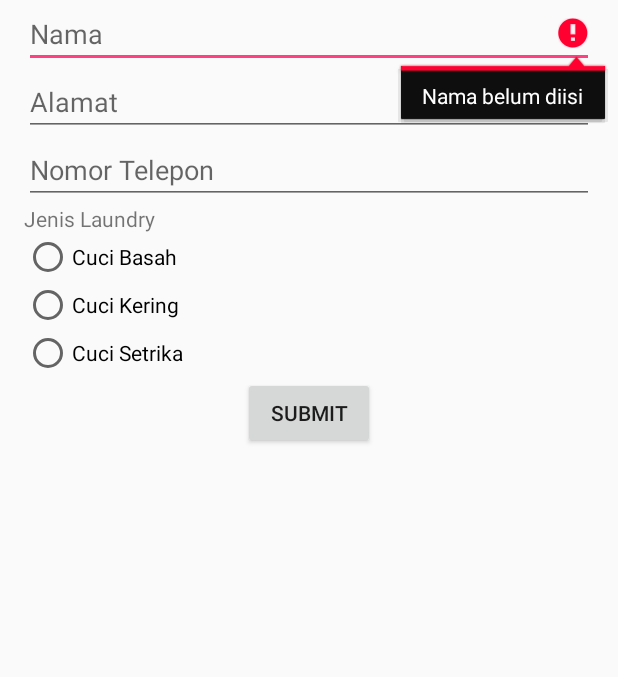
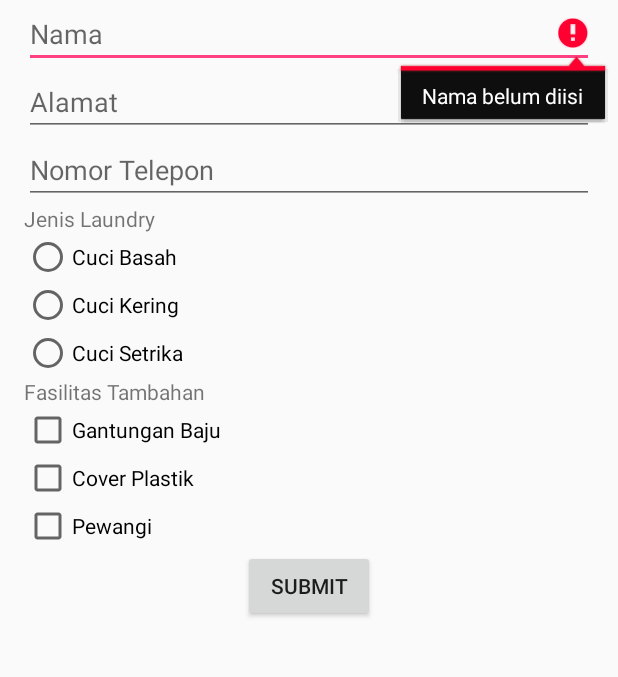
Before and after one commit to axelferdian/AplikasiLaundry, an Android app: the screen it shows after launch (MainActivity), after a tap on "SUBMIT", on a phone screen of 412 x 824 dp, the part 228-905 px from its top. Run offline under Robolectric (Android 15) with nearby library versions, the phone set to English and light mode, and no system bars.

```diff
--- a/app/src/main/java/id/sch/smktelkom_mlg/tugas01/xiirpl5007/aplikasilaundry/MainActivity.java
+++ b/app/src/main/java/id/sch/smktelkom_mlg/tugas01/xiirpl5007/aplikasilaundry/MainActivity.java
@@ -4,6 +4,7 @@ import android.os.Bundle;
 import android.support.v7.app.AppCompatActivity;
 import android.view.View;
 import android.widget.Button;
+import android.widget.CheckBox;
 import android.widget.EditText;
 import android.widget.RadioButton;
 import android.widget.TextView;
@@ -14,6 +15,7 @@ public class MainActivity extends AppCompatActivity {
     TextView tvHasil;
     Button btOk;
     RadioButton rbCB, rbCK, rbCS;
+    CheckBox cbGB, cbCP, cbP;
 
     @Override
     protected void onCreate(Bundle savedInstanceState) {
@@ -28,6 +30,9 @@ public class MainActivity extends AppCompatActivity {
         rbCB = (RadioButton) findViewById(R.id.radioButtonCB);
         rbCK = (RadioButton) findViewById(R.id.radioButtonCK);
         rbCS = (RadioButton) findViewById(R.id.radioButtonCS);
+        cbGB = (CheckBox) findViewById(R.id.checkBoxGB);
+        cbCP = (CheckBox) findViewById(R.id.checkBoxCP);
+        cbP = (CheckBox) findViewById(R.id.checkBoxP);
 
         findViewById(R.id.buttonOK).setOnClickListener(new View.OnClickListener() {
             @Override
@@ -58,13 +63,30 @@ public class MainActivity extends AppCompatActivity {
             harga = 0;
         }
 
-        int total = harga;
+        String fasilitas = "";
+        int startlen = fasilitas.length();
+        int harga2 = 0, harga3 = 0, harga4 = 0;
+        if (cbGB.isChecked()) {
+            harga2 = 2000;
+            fasilitas += cbGB.getText().toString() + ", ";
+        }
+        if (cbCP.isChecked()) {
+            harga3 = 4000;
+            fasilitas += cbCP.getText().toString() + ", ";
+        }
+        if (cbP.isChecked()) {
+            harga4 = 6000;
+            fasilitas += cbP.getText().toString() + " ";
+        }
+
+        int total = harga + harga2 + harga3 + harga4;
 
         if (isValid()) {
             tvHasil.setText("Nama Anda : " + nama +
                     "\nAlamat : " + alamat +
                     "\nNomor Telepon : " + nomor +
                     "\nJenis Laundry : " + hasil +
+                    "\nFasilitas Tambahan : " + fasilitas +
                     "\nTotal Bayar : " + String.valueOf(total));
         }
     }
--- a/app/src/main/res/layout/activity_main.xml
+++ b/app/src/main/res/layout/activity_main.xml
@@ -71,6 +71,33 @@
             android:text="Cuci Setrika" />
     </RadioGroup>
 
+    <TextView
+        android:id="@+id/textView3"
+        android:layout_width="wrap_content"
+        android:layout_height="wrap_content"
+        android:text="Fasilitas Tambahan" />
+
+    <CheckBox
+        android:id="@+id/checkBoxGB"
+        android:layout_width="wrap_content"
+        android:layout_height="wrap_content"
+        android:checked="false"
+        android:text="Gantungan Baju" />
+
+    <CheckBox
+        android:id="@+id/checkBoxCP"
+        android:layout_width="wrap_content"
+        android:layout_height="wrap_content"
+        android:checked="false"
+        android:text="Cover Plastik" />
+
+    <CheckBox
+        android:id="@+id/checkBoxP"
+        android:layout_width="wrap_content"
+        android:layout_height="wrap_content"
+        android:checked="false"
+        android:text="Pewangi" />
+
     <Button
         android:id="@+id/buttonOK"
         android:layout_width="wrap_content"
```
